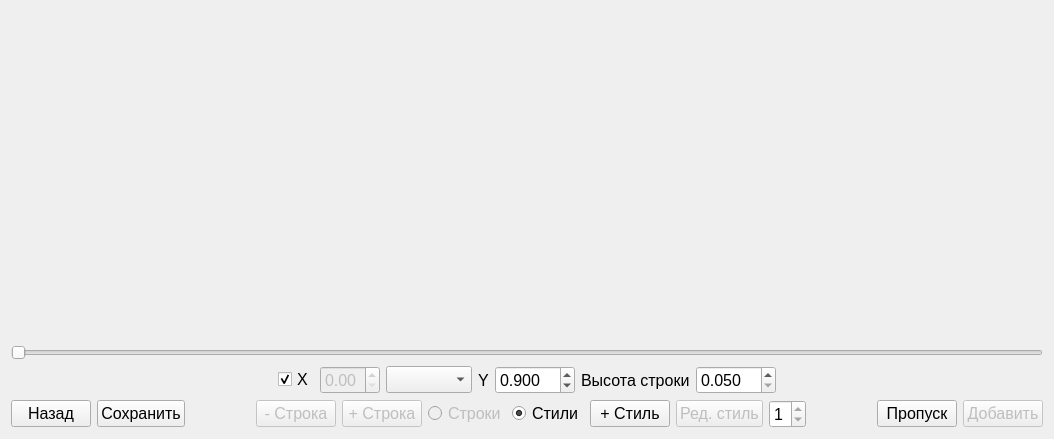
The window that text_labeling.ui (cool-palace/Screenshot-Manager) describes before a commit, drawn with Qt 5.
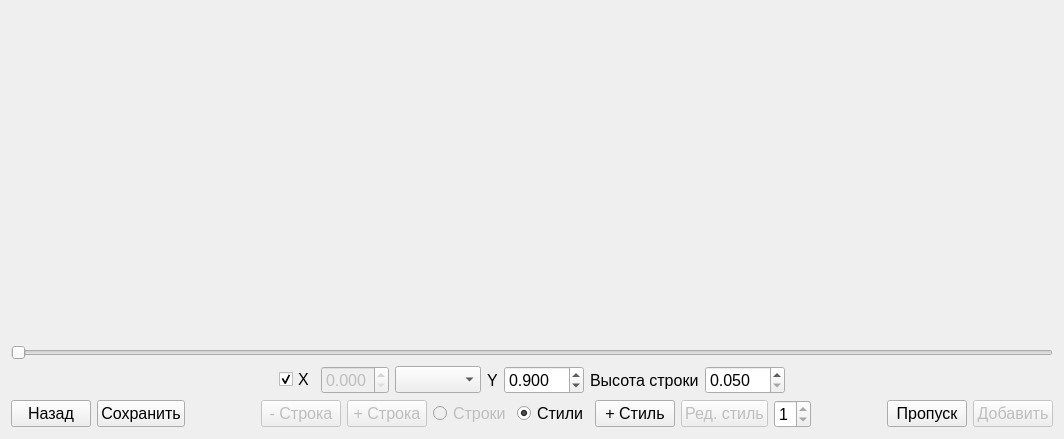
The same window after the commit.

Commit message: Добавлена более тонкая настройка ширины полей

What changed in the file:
```diff
--- a/text_labeling.ui
+++ b/text_labeling.ui
@@ -6,7 +6,7 @@
    <rect>
     <x>0</x>
     <y>0</y>
-    <width>1054</width>
+    <width>1064</width>
     <height>439</height>
    </rect>
   </property>
@@ -100,6 +100,9 @@
          <property name="focusPolicy">
           <enum>Qt::ClickFocus</enum>
          </property>
+         <property name="decimals">
+          <number>3</number>
+         </property>
          <property name="maximum">
           <double>0.500000000000000</double>
          </property>
```
The commit also changes 1 other file.
